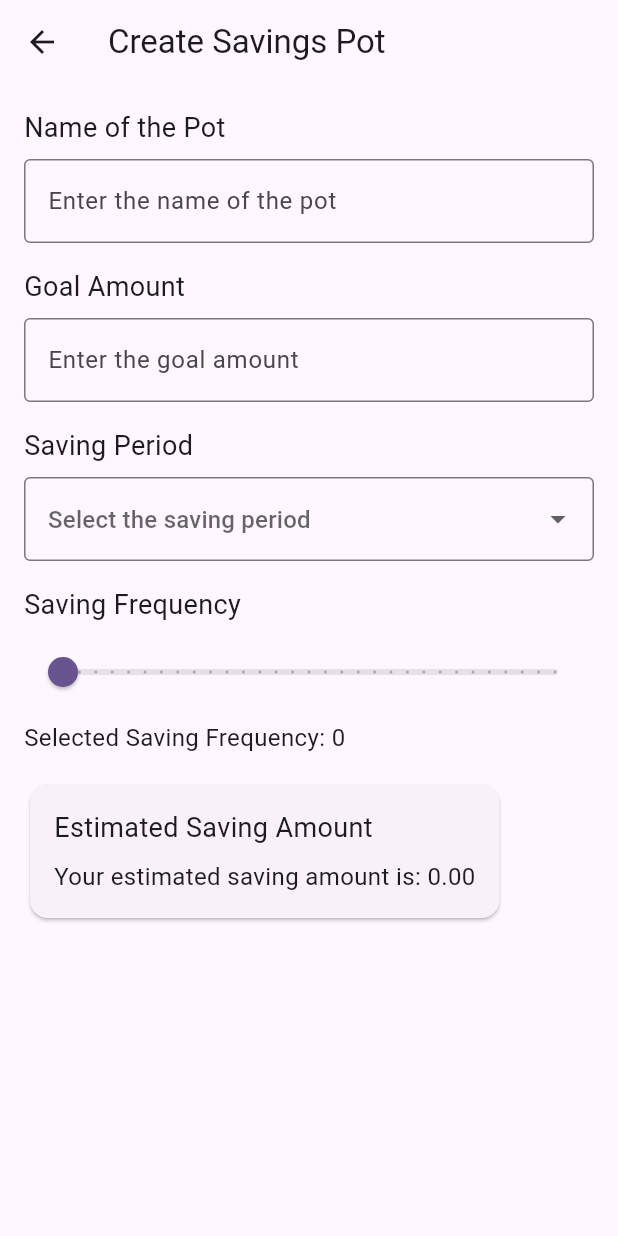
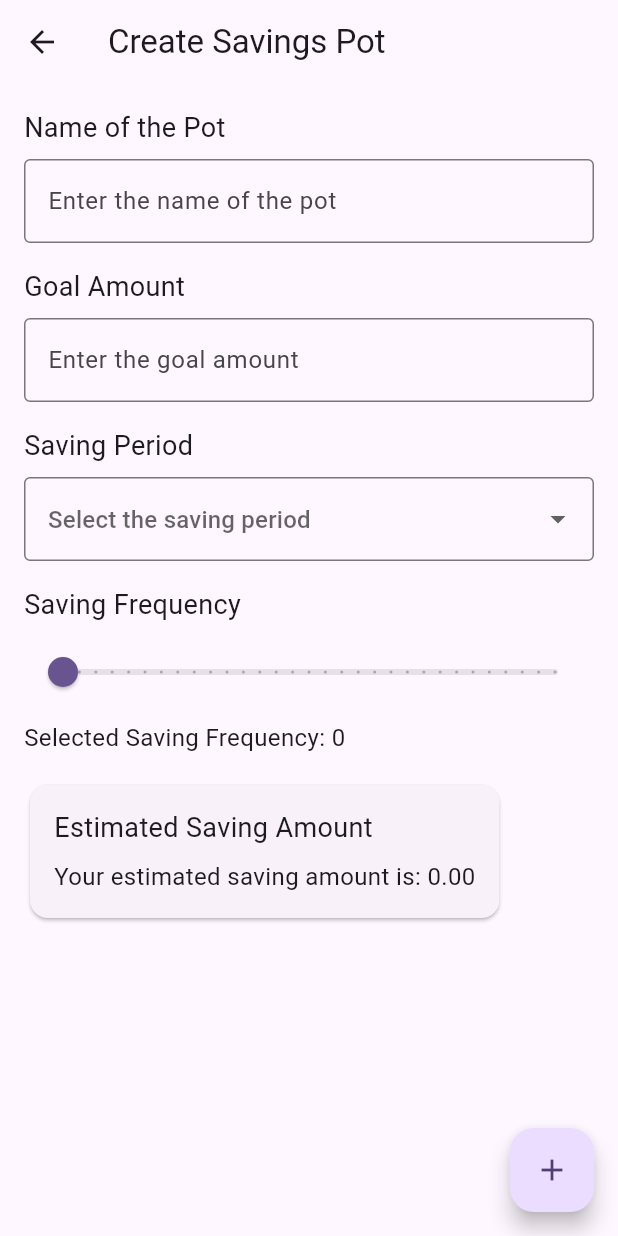
Before and after one commit to saidulydia/NTU_Finance, a Flutter app: the screen it shows once a user with an empty profile is signed in, after a tap on "Pot", on a phone screen of 412 x 824 dp. Run offline on Flutter 3.47's test engine with Material 2 defaults, Android fonts, the phone set to English and light mode, and no system bars; our stand-ins replace cloud_firestore, firebase_auth, firebase_core, fluttertoast; accounts and stored records are empty; network calls fail.

```diff
--- /dev/null
+++ b/ntu_finance/lib/firebase/userPots.dart
@@ -0,0 +1,85 @@
+import 'package:firebase_auth/firebase_auth.dart';
+import 'package:cloud_firestore/cloud_firestore.dart';
+import 'package:flutter/material.dart';
+
+class User {
+  final String potDetailsCollection = 'potDetails';
+
+  Future<String> getCurrentUserID() async {
+    FirebaseAuth auth = FirebaseAuth.instance;
+    String userId = auth.currentUser!.uid;
+    return userId;
+  }
+
+  Future<void> setCurrentUserData(String potName, double goalAmount,
+      String savingPeriod, int savingFrequency) async {
+    try {
+      final String userID = await getCurrentUserID();
+      final CollectionReference userCollection =
+          FirebaseFirestore.instance.collection('users');
+
+      final DocumentReference userDocument = userCollection.doc(userID);
+
+      // Set pot details
+      final DocumentReference potDocument =
+          userDocument.collection(potDetailsCollection).doc();
+      await potDocument.set({
+        'potName': potName,
+        'goalAmount': goalAmount,
+        'savingPeriod': savingPeriod,
+        'savingFrequency': savingFrequency,
+      });
+    } catch (e) {
+      print('Error setting current user data: $e');
+    }
+  }
+
+  Future<bool> checkPotDocumentsExist() async {
+    try {
+      final String userID = await getCurrentUserID();
+      final CollectionReference userCollection =
+          FirebaseFirestore.instance.collection('users');
+      final DocumentReference userDocument = userCollection.doc(userID);
+
+      final QuerySnapshot potSnapshot =
+          await userDocument.collection(potDetailsCollection).limit(1).get();
+
+      return potSnapshot.docs.isNotEmpty;
+    } catch (e) {
+      print('Error checking pot documents existence: $e');
+      return false;
+    }
+  }
+
+  Future<List<DocumentSnapshot>> getAllPotDocuments() async {
+    try {
+      final String userID = await getCurrentUserID();
+      final CollectionReference userCollection =
+          FirebaseFirestore.instance.collection('users');
+      final DocumentReference userDocument = userCollection.doc(userID);
+
+      final QuerySnapshot potSnapshot =
+          await userDocument.collection(potDetailsCollection).get();
+
+      return potSnapshot.docs;
+    } catch (e) {
+      print('Error retrieving pot documents: $e');
+      return [];
+    }
+  }
+
+  Future<void> deletePotDocument(String potId) async {
+    try {
+      final String userID = await getCurrentUserID();
+      final CollectionReference userCollection =
+          FirebaseFirestore.instance.collection('users');
+      final DocumentReference userDocument = userCollection.doc(userID);
+
+      final DocumentReference potDocument =
+          userDocument.collection(potDetailsCollection).doc(potId);
+      await potDocument.delete();
+    } catch (e) {
+      print('Error deleting pot document: $e');
+    }
+  }
+}
--- a/ntu_finance/lib/home_page.dart
+++ b/ntu_finance/lib/home_page.dart
@@ -1,6 +1,7 @@
 import 'package:flutter/material.dart';
 import 'package:firebase_auth/firebase_auth.dart';
 import 'package:ntu_finance/screens/login_page.dart';
+import 'package:ntu_finance/screens/create_saving_pot_page.dart';
 import 'package:ntu_finance/screens/savings_pot_page.dart';
 import 'package:ntu_finance/top_card.dart';
 import 'package:ntu_finance/widgets/category_cards.dart';
--- /dev/null
+++ b/ntu_finance/lib/screens/create_saving_pot_page.dart
@@ -0,0 +1,176 @@
+import 'package:flutter/material.dart';
+import 'package:fluttertoast/fluttertoast.dart';
+import 'package:ntu_finance/firebase/userPots.dart';
+import 'package:ntu_finance/home_page.dart';
+
+class CreateSavingsPotPage extends StatefulWidget {
+  @override
+  _CreateSavingsPotPageState createState() => _CreateSavingsPotPageState();
+}
+
+class _CreateSavingsPotPageState extends State<CreateSavingsPotPage> {
+  String? potName;
+  double? goalAmount;
+  String? savingPeriod;
+  int? savingFrequency;
+  double? savingAmount;
+  int? frequencySliderValue;
+
+  @override
+  Widget build(BuildContext context) {
+    return Scaffold(
+      appBar: AppBar(
+        title: const Text('Create Savings Pot'),
+      ),
+      body: SingleChildScrollView(
+        child: Padding(
+          padding: const EdgeInsets.all(16.0),
+          child: Column(
+            crossAxisAlignment: CrossAxisAlignment.start,
+            children: [
+              const Text(
+                'Name of the Pot',
+                style: TextStyle(fontSize: 18),
+              ),
+              const SizedBox(height: 8),
+              TextFormField(
+                onChanged: (value) {
+                  setState(() {
+                    potName = value;
+                  });
+                },
+                decoration: const InputDecoration(
+                  hintText: 'Enter the name of the pot',
+                  border: OutlineInputBorder(),
+                ),
+              ),
+              const SizedBox(height: 16),
+              const Text(
+                'Goal Amount',
+                style: TextStyle(fontSize: 18),
+              ),
+              const SizedBox(height: 8),
+              TextFormField(
+                onChanged: (value) {
+                  setState(() {
+                    goalAmount = double.tryParse(value);
+                  });
+                },
+                keyboardType: TextInputType.number,
+                decoration: const InputDecoration(
+                  hintText: 'Enter the goal amount',
+                  border: OutlineInputBorder(),
+                ),
+              ),
+              const SizedBox(height: 16),
+              const Text(
+                'Saving Period',
+                style: TextStyle(fontSize: 18),
+              ),
+              const SizedBox(height: 8),
+              DropdownButtonFormField(
+                value: savingPeriod,
+                onChanged: (value) {
+                  setState(() {
+                    savingPeriod = value as String?;
+                  });
+                },
+                items: [
+                  DropdownMenuItem(
+                    value: 'Weekly',
+                    child: Text('Weekly'),
+                  ),
+                  DropdownMenuItem(
+                    value: 'Monthly',
+                    child: Text('Monthly'),
+                  ),
+                ],
+                decoration: const InputDecoration(
+                  hintText: 'Select the saving period',
+                  border: OutlineInputBorder(),
+                ),
+              ),
+              const SizedBox(height: 16),
+              const Text(
+                'Saving Frequency',
+                style: TextStyle(fontSize: 18),
+              ),
+              SizedBox(height: 8),
+              Slider(
+                value: frequencySliderValue?.toDouble() ?? 0,
+                min: 0,
+                max: 30,
+                divisions: 30,
+                onChanged: (value) {
+                  setState(() {
+                    frequencySliderValue = value.round();
+                    savingFrequency = frequencySliderValue;
+                  });
+                },
+              ),
+              const SizedBox(height: 8),
+              Text(
+                'Selected Saving Frequency: ${frequencySliderValue ?? 0}',
+                style: TextStyle(fontSize: 16),
+              ),
+              const SizedBox(height: 16),
+              Card(
+                child: Padding(
+                  padding: EdgeInsets.all(16.0),
+                  child: Column(
+                    crossAxisAlignment: CrossAxisAlignment.start,
+                    children: [
+                      const Text(
+                        'Estimated Saving Amount',
+                        style: TextStyle(fontSize: 18),
+                      ),
+                      const SizedBox(height: 8),
+                      Text(
+                        'Your estimated saving amount is: ${calculateSavingAmount().toStringAsFixed(2)}',
+                        style: const TextStyle(fontSize: 16),
+                      ),
+                    ],
+                  ),
+                ),
+              ),
+            ],
+          ),
+        ),
+      ),
+      floatingActionButton: FloatingActionButton(
+        onPressed: () {
+          // Handle FAB tap here
+          User().setCurrentUserData(
+              potName!, goalAmount!, savingPeriod!, savingFrequency!);
+          Fluttertoast.showToast(
+            msg: "Pot Created",
+            toastLength: Toast.LENGTH_SHORT,
+            gravity: ToastGravity.BOTTOM,
+            backgroundColor: Colors.black54,
+            textColor: Colors.white,
+          );
+          Navigator.pushAndRemoveUntil(context,
+              MaterialPageRoute(builder: (BuildContext context) {
+            return HoemPage();
+          }), (r) {
+            return false;
+          });
+        },
+        child: const Icon(Icons.add),
+      ),
+      floatingActionButtonLocation: FloatingActionButtonLocation.endFloat,
+    );
+  }
+
+  double calculateSavingAmount() {
+    if (goalAmount == null || savingFrequency == null) {
+      return 0.0;
+    }
+    if (savingPeriod == 'Weekly') {
+      return goalAmount! / (savingFrequency! * 4.33);
+    } else if (savingPeriod == 'Monthly') {
+      return goalAmount! / savingFrequency!;
+    }
+    return 0.0;
+  }
+}
--- a/ntu_finance/lib/screens/savings_pot_page.dart
+++ b/ntu_finance/lib/screens/savings_pot_page.dart
@@ -1,151 +1,38 @@
 import 'package:flutter/material.dart';
+import 'package:ntu_finance/firebase/userPots.dart';
+import 'package:ntu_finance/screens/create_saving_pot_page.dart';
+import 'package:ntu_finance/screens/pot_list_page.dart';
 
 class SavingsPotPage extends StatefulWidget {
   @override
-  _SavingsPotPageState createState() => _SavingsPotPageState();
+  State<SavingsPotPage> createState() => _SavingsPotPageState();
 }
 
 class _SavingsPotPageState extends State<SavingsPotPage> {
-  String? potName;
-  double? goalAmount;
-  String? savingPeriod;
-  double? savingFrequency;
-  double? savingAmount;
-  int? frequencySliderValue;
+  final User currentUser = User();
 
   @override
   Widget build(BuildContext context) {
-    return Scaffold(
-      appBar: AppBar(
-        title: Text('Create Savings Pot'),
-      ),
-      body: SingleChildScrollView(
-        child: Padding(
-          padding: EdgeInsets.all(16.0),
-          child: Column(
-            crossAxisAlignment: CrossAxisAlignment.start,
-            children: [
-              Text(
-                'Name of the Pot',
-                style: TextStyle(fontSize: 18),
-              ),
-              SizedBox(height: 8),
-              TextFormField(
-                onChanged: (value) {
-                  setState(() {
-                    potName = value;
-                  });
-                },
-                decoration: InputDecoration(
-                  hintText: 'Enter the name of the pot',
-                  border: OutlineInputBorder(),
-                ),
-              ),
-              SizedBox(height: 16),
-              Text(
-                'Goal Amount',
-                style: TextStyle(fontSize: 18),
-              ),
-              SizedBox(height: 8),
-              TextFormField(
-                onChanged: (value) {
-                  setState(() {
-                    goalAmount = double.tryParse(value);
-                  });
-                },
-                keyboardType: TextInputType.number,
-                decoration: InputDecoration(
-                  hintText: 'Enter the goal amount',
-                  border: OutlineInputBorder(),
-                ),
-              ),
-              SizedBox(height: 16),
-              Text(
-                'Saving Period',
-                style: TextStyle(fontSize: 18),
-              ),
-              SizedBox(height: 8),
-              DropdownButtonFormField(
-                value: savingPeriod,
-                onChanged: (value) {
-                  setState(() {
-                    savingPeriod = value;
-                  });
-                },
-                items: [
-                  DropdownMenuItem(
-                    value: 'Weekly',
-                    child: Text('Weekly'),
-                  ),
-                  DropdownMenuItem(
-                    value: 'Monthly',
-                    child: Text('Monthly'),
-                  ),
-                ],
-                decoration: InputDecoration(
-                  hintText: 'Select the saving period',
-                  border: OutlineInputBorder(),
-                ),
-              ),
-              SizedBox(height: 16),
-              Text(
-                'Saving Frequency',
-                style: TextStyle(fontSize: 18),
-              ),
-              SizedBox(height: 8),
-              Slider(
-                value: (frequencySliderValue ?? 0).toDouble(),
-                min: 0,
-                max: 30,
-                divisions: 30,
-                onChanged: (value) {
-                  setState(() {
-                    frequencySliderValue = value.toInt();
-                    savingFrequency = value;
-                  });
-                },
-              ),
-              SizedBox(height: 8),
-              Text(
-                'Selected Saving Frequency: ${frequencySliderValue ?? 0}',
-                style: TextStyle(fontSize: 16),
-              ),
-              SizedBox(height: 16),
-              Card(
-                child: Padding(
-                  padding: EdgeInsets.all(16.0),
-                  child: Column(
-                    crossAxisAlignment: CrossAxisAlignment.start,
-                    children: [
-                      Text(
-                        'Estimated Saving Amount',
-                        style: TextStyle(fontSize: 18),
-                      ),
-                      SizedBox(height: 8),
-                      Text(
-                        'Your estimated saving amount is: ${calculateSavingAmount().toStringAsFixed(2)}',
-                        style: TextStyle(fontSize: 16),
-                      ),
-                    ],
-                  ),
-                ),
-              ),
-            ],
-          ),
-        ),
-      ),
+    return FutureBuilder<bool>(
+      future: currentUser.checkPotDocumentsExist(),
+      builder: (context, snapshot) {
+        if (snapshot.connectionState == ConnectionState.waiting) {
+          return const Scaffold(
+            body: Center(
+              child: CircularProgressIndicator(),
+            ),
+          );
+        } else if (snapshot.hasError) {
+          return Scaffold(
+            body: Center(
+              child: Text('Error: ${snapshot.error}'),
+            ),
+          );
+        } else {
+          final bool potDocumentsExist = snapshot.data!;
+          return potDocumentsExist ? PotsListPage() : CreateSavingsPotPage();
+        }
+      },
     );
   }
-
-  double calculateSavingAmount() {
-    if (goalAmount == null || savingFrequency == null) {
-      return 0.0;
-    }
-    if (savingPeriod == 'Weekly') {
-      return goalAmount! / (savingFrequency! * 4.33);
-    } else if (savingPeriod == 'Monthly') {
-      return goalAmount! / savingFrequency!;
-    }
-    return 0.0;
-  }
 }
--- a/ntu_finance/pubspec.yaml
+++ b/ntu_finance/pubspec.yaml
@@ -10,6 +10,8 @@ dependencies:
   cupertino_icons: ^1.0.2
   firebase_core: ^2.13.1
   firebase_auth: ^4.6.2
+  cloud_firestore: ^4.8.2
+  fluttertoast: ^8.0.7
 
 dev_dependencies:
   flutter_test:
```
Also changed, not shown: ntu_finance/lib/screens/pot_list_page.dart (added, +88 -0 lines), ntu_finance/pubspec.lock, 3 other files.
